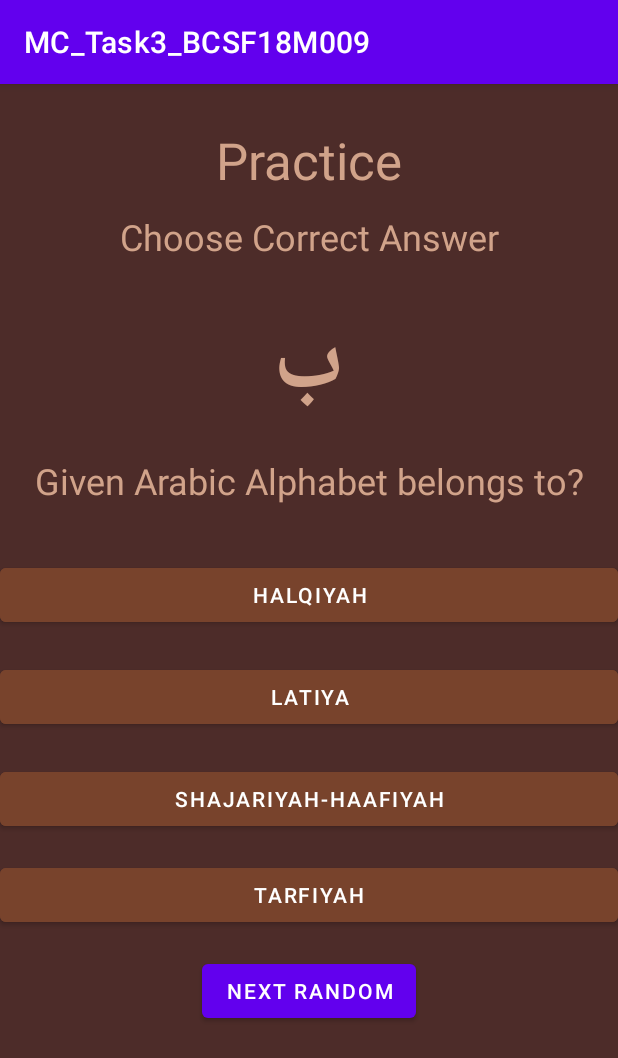
After one commit to AhsanRiaz9/MC-Task3-BCSF18M009, an Android app: the MainActivity3 screen opened directly, with no data from a screen before it, on a phone screen of 412 x 824 dp. The commit adds this screen. Shown: the top 1058 px of the screen. Run offline under Robolectric (Android 15) with nearby library versions, the phone set to English and light mode, and no system bars.

Commit message:
Added Practice UI

```diff
--- a/app/src/main/AndroidManifest.xml
+++ b/app/src/main/AndroidManifest.xml
@@ -9,6 +9,9 @@
         android:roundIcon="@mipmap/ic_launcher_round"
         android:supportsRtl="true"
         android:theme="@style/Theme.MC_Task3_BCSF18M009">
+        <activity
+            android:name=".MainActivity3"
+            android:exported="false" />
         <activity
             android:name=".MainActivity2"
             android:exported="false" />
--- a/app/src/main/java/com/example/mc_task3_bcsf18m009/MainActivity2.java
+++ b/app/src/main/java/com/example/mc_task3_bcsf18m009/MainActivity2.java
@@ -2,13 +2,27 @@ package com.example.mc_task3_bcsf18m009;
 
 import androidx.appcompat.app.AppCompatActivity;
 
+import android.content.Intent;
 import android.os.Bundle;
+import android.view.View;
+import android.widget.Button;
 
 public class MainActivity2 extends AppCompatActivity {
-
+    Button practiceBtn;
+    Button quizBtn;
     @Override
     protected void onCreate(Bundle savedInstanceState) {
         super.onCreate(savedInstanceState);
         setContentView(R.layout.activity_main2);
+        practiceBtn = findViewById(R.id.practiceBtn);
+        quizBtn = findViewById(R.id.quizBtn);
+        practiceBtn.setOnClickListener(new View.OnClickListener() {
+            @Override
+            public void onClick(View v) {
+                Intent intent = new Intent(MainActivity2.this, MainActivity3.class);
+                startActivity(intent);
+            }
+        });
     }
+
 }
--- /dev/null
+++ b/app/src/main/java/com/example/mc_task3_bcsf18m009/MainActivity3.java
@@ -0,0 +1,50 @@
+package com.example.mc_task3_bcsf18m009;
+
+import androidx.appcompat.app.AppCompatActivity;
+
+import android.os.Bundle;
+import android.view.View;
+import android.widget.Button;
+import android.widget.TextView;
+
+import java.util.Random;
+
+public class MainActivity3 extends AppCompatActivity {
+
+    Button nextBtn;
+    TextView alphabet;
+    @Override
+    protected void onCreate(Bundle savedInstanceState) {
+        super.onCreate(savedInstanceState);
+        setContentView(R.layout.activity_main3);
+        nextBtn = findViewById(R.id.nextBtn);
+        alphabet = findViewById(R.id.arabicLetter);
+        nextBtn.setOnClickListener(new View.OnClickListener() {
+            @Override
+            public void onClick(View v) {
+                alphabet.setText(getRandomOption());
+            }
+        });
+    }
+    publin int getRandomInt()
+    {
+        Random rand = new Random();
+        return rand.nextInt(30);
+    }
+
+    public String getRandomOption()
+    {
+        String [] catLists = {"Makharij","Lahatiyah","Shajariyah-Haafiyah","Tarfiyah","Nit-eeyah","Lisaveyah","Ghunna"};
+        String [] alphabet = {"۱","ب","پ","ت","ث","ج","ح","خ","د", "ذ","ر","ز",
+                "س","ش","ص",
+                "ض","ط","ظ",
+                "ع","غ","ف",
+                "ق","ک","ل",
+                "م","ن","ہ",
+                "و","ی"};
+        Random rand = new Random();
+        int index = rand.nextInt(30);
+        return alphabet[index];
+    }
+
+}
--- a/app/src/main/res/layout/activity_main2.xml
+++ b/app/src/main/res/layout/activity_main2.xml
@@ -39,7 +39,7 @@
         tools:text="Makhārij Al-Hurūf" />
 
     <Button
-        android:id="@+id/button"
+        android:id="@+id/practiceBtn"
         android:layout_width="0dp"
         android:layout_height="wrap_content"
         android:layout_marginStart="24dp"
@@ -47,7 +47,7 @@
         android:layout_marginEnd="24dp"
         android:backgroundTint="#B5754A"
         android:fontFamily="monospace"
-        android:text="Start Learning"
+        android:text="Practice"
         android:textSize="20sp"
         app:layout_constraintEnd_toEndOf="parent"
         app:layout_constraintHorizontal_bias="0.0"
@@ -55,7 +55,7 @@
         app:layout_constraintTop_toBottomOf="@+id/imageView" />
 
     <Button
-        android:id="@+id/button2"
+        android:id="@+id/quizBtn"
         android:layout_width="0dp"
         android:layout_height="wrap_content"
         android:layout_marginStart="24dp"
@@ -68,7 +68,7 @@
         app:layout_constraintEnd_toEndOf="parent"
         app:layout_constraintHorizontal_bias="0.0"
         app:layout_constraintStart_toStartOf="parent"
-        app:layout_constraintTop_toBottomOf="@+id/button" />
+        app:layout_constraintTop_toBottomOf="@+id/practiceBtn" />
 
     <ImageView
         android:id="@+id/imageView"
--- /dev/null
+++ b/app/src/main/res/layout/activity_main3.xml
@@ -0,0 +1,121 @@
+<?xml version="1.0" encoding="utf-8"?>
+<androidx.constraintlayout.widget.ConstraintLayout xmlns:android="http://schemas.android.com/apk/res/android"
+    xmlns:app="http://schemas.android.com/apk/res-auto"
+    xmlns:tools="http://schemas.android.com/tools"
+    android:layout_width="match_parent"
+    android:layout_height="match_parent"
+    android:background="#4D2C29"
+    tools:context=".MainActivity3">
+
+    <TextView
+        android:id="@+id/arabicLetter"
+        android:layout_width="0dp"
+        android:layout_height="wrap_content"
+        android:layout_marginTop="20dp"
+        android:text="ب"
+        android:textAlignment="center"
+        android:textColor="#D1A38A"
+        android:textSize="60dp"
+        android:textStyle="bold"
+        app:layout_constraintEnd_toEndOf="parent"
+        app:layout_constraintHorizontal_bias="0.0"
+        app:layout_constraintStart_toStartOf="parent"
+        app:layout_constraintTop_toBottomOf="@+id/textView5" />
+
+    <TextView
+        android:id="@+id/textView5"
+        android:layout_width="wrap_content"
+        android:layout_height="wrap_content"
+        android:layout_marginTop="12dp"
+        android:text="Choose Correct Answer"
+        android:textColor="#D1A38A"
+        android:textSize="24sp"
+        app:layout_constraintEnd_toEndOf="parent"
+        app:layout_constraintStart_toStartOf="parent"
+        app:layout_constraintTop_toBottomOf="@+id/textView2" />
+
+    <TextView
+        android:id="@+id/textView2"
+        android:layout_width="wrap_content"
+        android:layout_height="wrap_content"
+        android:layout_marginTop="28dp"
+        android:lineSpacingExtra="24sp"
+        android:text="Practice"
+        android:textColor="#D1A38A"
+        android:textSize="34sp"
+        app:layout_constraintEnd_toEndOf="parent"
+        app:layout_constraintStart_toStartOf="parent"
+        app:layout_constraintTop_toTopOf="parent" />
+
+    <TextView
+        android:id="@+id/textView6"
+        android:layout_width="wrap_content"
+        android:layout_height="wrap_content"
+        android:layout_marginTop="8dp"
+        android:text="Given Arabic Alphabet belongs to?"
+        android:textColor="#D1A38A"
+        android:textSize="24sp"
+        app:layout_constraintEnd_toEndOf="parent"
+        app:layout_constraintHorizontal_bias="0.504"
+        app:layout_constraintStart_toStartOf="parent"
+        app:layout_constraintTop_toBottomOf="@+id/arabicLetter" />
+
+    <Button
+        android:id="@+id/button2"
+        android:layout_width="0dp"
+        android:layout_height="wrap_content"
+        android:layout_marginTop="36dp"
+        android:backgroundTint="#78432C"
+        android:text="Halqiyah"
+        app:layout_constraintEnd_toEndOf="parent"
+        app:layout_constraintHorizontal_bias="0.0"
+        app:layout_constraintStart_toStartOf="parent"
+        app:layout_constraintTop_toBottomOf="@+id/textView6" />
+
+    <Button
+        android:id="@+id/button4"
+        android:layout_width="0dp"
+        android:layout_height="wrap_content"
+        android:layout_marginTop="20dp"
+        android:backgroundTint="#78432C"
+        android:text="Latiya"
+        app:layout_constraintEnd_toEndOf="parent"
+        app:layout_constraintHorizontal_bias="0.0"
+        app:layout_constraintStart_toStartOf="parent"
+        app:layout_constraintTop_toBottomOf="@+id/button2" />
+
+    <Button
+        android:id="@+id/button6"
+        android:layout_width="0dp"
+        android:layout_height="wrap_content"
+        android:layout_marginTop="16dp"
+        android:backgroundTint="#78432C"
+        android:text="Tarfiyah"
+        app:layout_constraintEnd_toEndOf="parent"
+        app:layout_constraintHorizontal_bias="0.0"
+        app:layout_constraintStart_toStartOf="parent"
+        app:layout_constraintTop_toBottomOf="@+id/button5" />
+
+    <Button
+        android:id="@+id/button5"
+        android:layout_width="0dp"
+        android:layout_height="wrap_content"
+        android:layout_marginTop="20dp"
+        android:backgroundTint="#78432C"
+        android:text="Shajariyah-Haafiyah"
+        app:layout_constraintEnd_toEndOf="parent"
+        app:layout_constraintHorizontal_bias="0.0"
+        app:layout_constraintStart_toStartOf="parent"
+        app:layout_constraintTop_toBottomOf="@+id/button4" />
+
+    <Button
+        android:id="@+id/nextBtn"
+        android:layout_width="wrap_content"
+        android:layout_height="wrap_content"
+        android:layout_marginTop="16dp"
+        android:text="Next Random"
+        app:layout_constraintEnd_toEndOf="parent"
+        app:layout_constraintStart_toStartOf="parent"
+        app:layout_constraintTop_toBottomOf="@+id/button6" />
+
+</androidx.constraintlayout.widget.ConstraintLayout>
```
